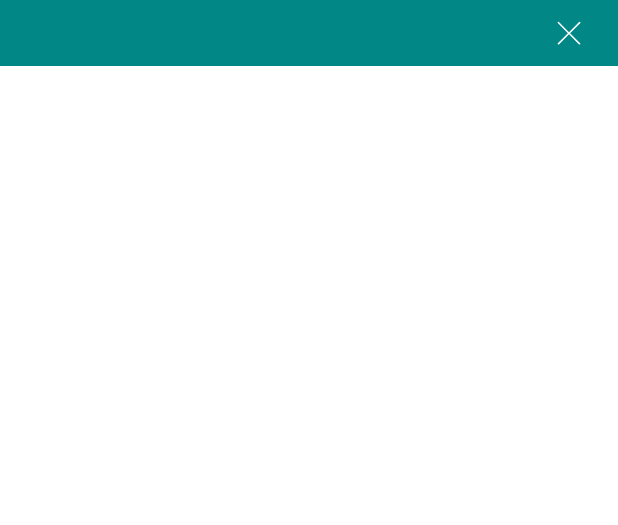
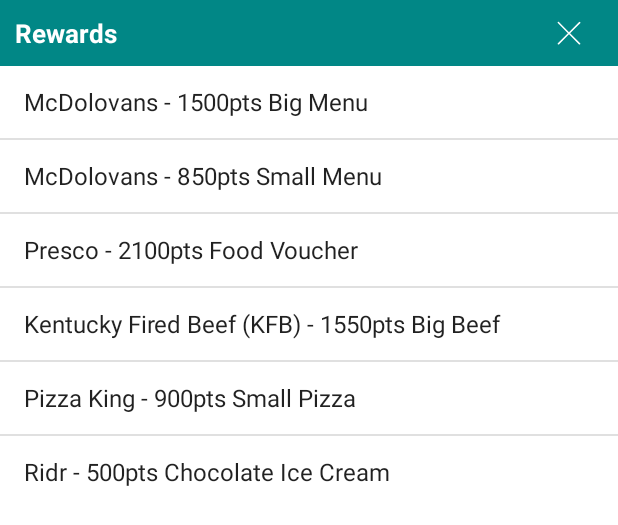
Before and after one commit to traianrdu/ReFood, an Android app: the layout dialog_rewards.xml on its own in the app's theme, with its tools: preview values and no code run, on a phone screen of 412 x 824 dp. Shown: the top 525 px of the screen. Run offline under Robolectric (Android 15) with nearby library versions, the phone set to English and light mode, and no system bars.

Commit message:
finished CustomerMain.kt

```diff
--- a/app/src/main/AndroidManifest.xml
+++ b/app/src/main/AndroidManifest.xml
@@ -1,6 +1,9 @@
 <?xml version="1.0" encoding="utf-8"?>
 <manifest xmlns:android="http://schemas.android.com/apk/res/android"
     package="com.example.refood" >
+
+    <uses-permission android:name="android.permission.CAMERA"> </uses-permission>
+    <uses-feature android:name="android.hardware.camera" />
 
     <application
         android:allowBackup="true"
--- a/app/src/main/res/layout/dialog_rewards.xml
+++ b/app/src/main/res/layout/dialog_rewards.xml
@@ -28,6 +28,7 @@
             android:textColor="@android:color/white"
             android:textSize="17sp"
             android:textStyle="bold"
+            android:text="Rewards"
             app:layout_constraintEnd_toEndOf="parent"
             app:layout_constraintHorizontal_bias="0.0"
             app:layout_constraintStart_toStartOf="parent"
@@ -43,12 +44,13 @@
             tools:ignore="ContentDescription" />
     </LinearLayout>
 
-    <androidx.recyclerview.widget.RecyclerView
+    <ListView
         android:id="@+id/dialog_item_selection"
         android:layout_width="match_parent"
         android:layout_height="wrap_content"
         android:layout_below="@+id/linearLayout"
         android:layout_alignParentStart="true"
-        android:layout_alignParentEnd="true" />
+        android:layout_alignParentEnd="true"
+        android:entries="@array/restaurants"/>
 
 </RelativeLayout>
--- /dev/null
+++ b/app/src/main/res/values/array.xml
@@ -0,0 +1,11 @@
+<?xml version="1.0" encoding="utf-8"?>
+<resources>
+    <string-array name="restaurants">
+        <item>McDolovans - 1500pts Big Menu</item>
+        <item>McDolovans - 850pts Small Menu</item>
+        <item>Presco - 2100pts Food Voucher</item>
+        <item>Kentucky Fired Beef (KFB) - 1550pts Big Beef</item>
+        <item>Pizza King - 900pts Small Pizza</item>
+        <item>Ridr - 500pts Chocolate Ice Cream</item>
+    </string-array>
+</resources>
```
Also changed, not shown: app/src/main/java/com/example/refood/CustomerMain.kt (+66 -3 lines), app/src/main/res/layout/customer_main.xml (+12 -0 lines).
